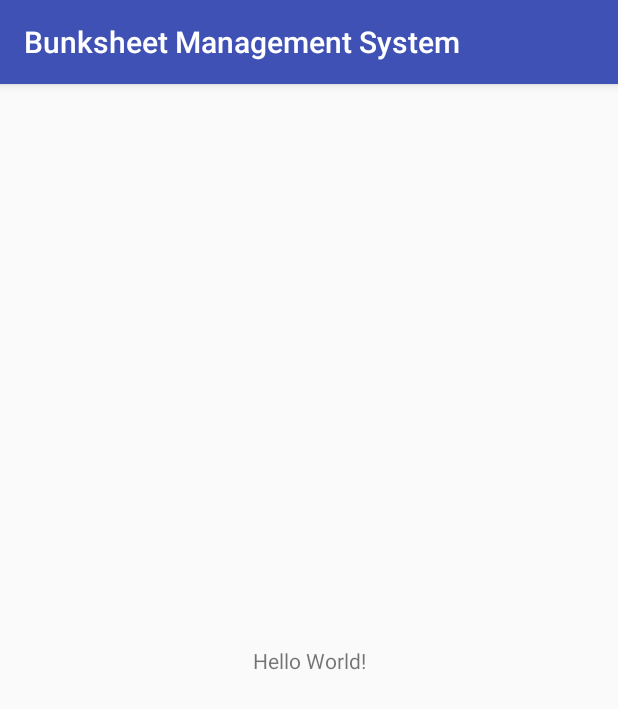
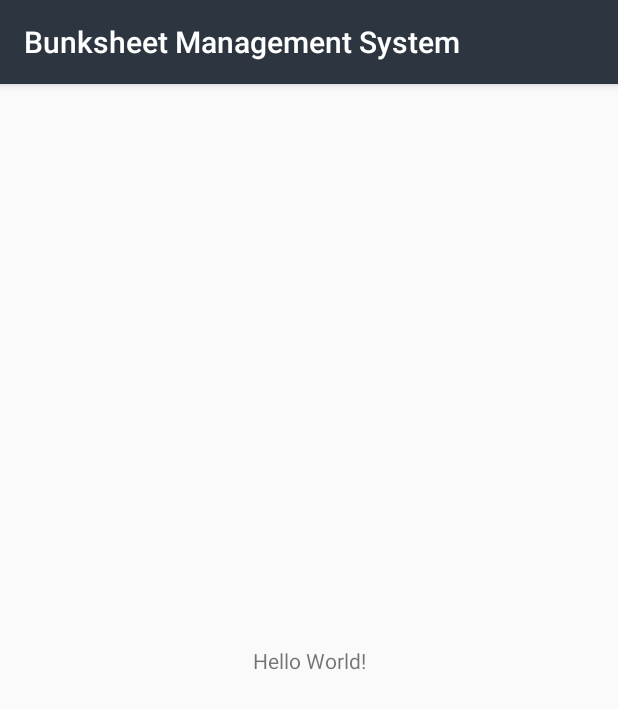
Before and after one commit to yashshah7197/bunksheet-management-system, an Android app: the screen it shows after launch (MainActivity), on a phone screen of 412 x 824 dp. Shown: the top 709 px of the screen. Run offline under Robolectric (Android 15) with nearby library versions, the phone set to English and light mode, and no system bars.

Commit message:
Change app theme colors

```diff
--- a/app/src/main/res/values/colors.xml
+++ b/app/src/main/res/values/colors.xml
@@ -1,6 +1,6 @@
 <?xml version="1.0" encoding="utf-8"?>
 <resources>
-    <color name="colorPrimary">#3F51B5</color>
-    <color name="colorPrimaryDark">#303F9F</color>
-    <color name="colorAccent">#FF4081</color>
+    <color name="colorPrimary">#2D3640</color>
+    <color name="colorPrimaryDark">#394450</color>
+    <color name="colorAccent">#F0514B</color>
 </resources>
```
